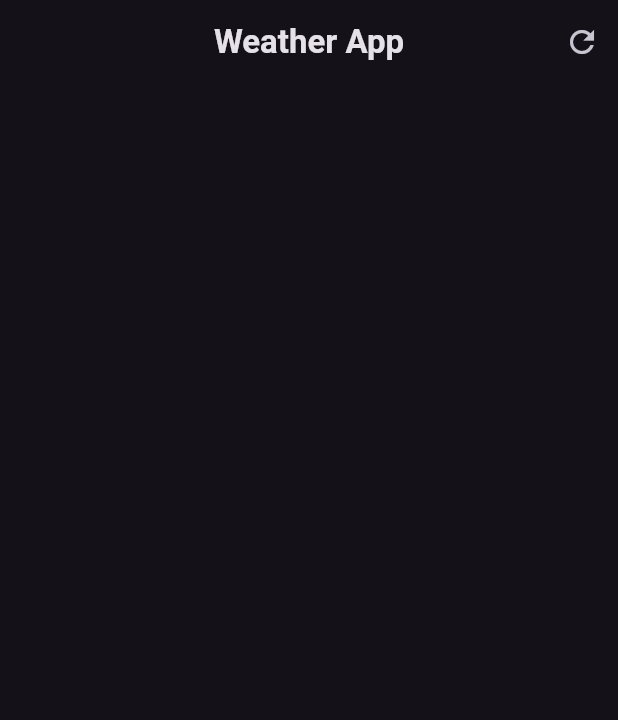
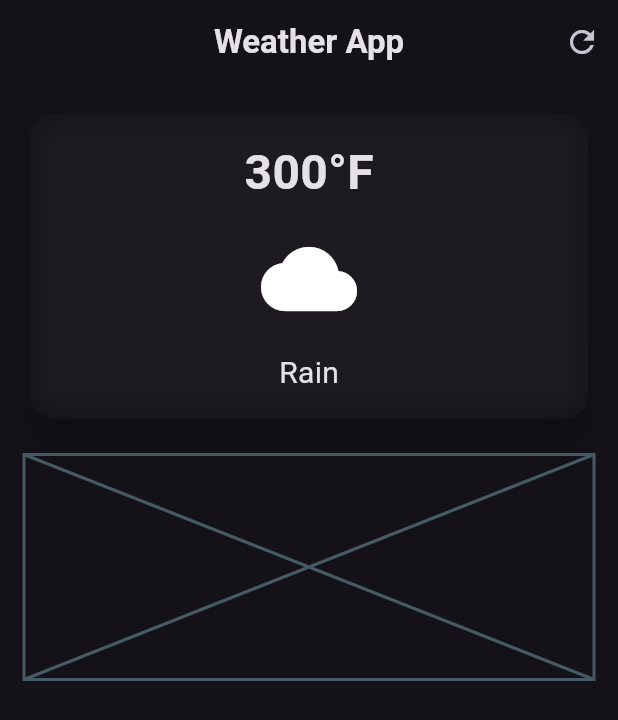
Before and after one commit to abhishekpanwarrr/flutter-weather-app, a Flutter app: the screen it shows after launch, on a phone screen of 412 x 824 dp. Shown: the top 720 px of the screen. Run offline on Flutter 3.47's test engine with Material 2 defaults, Android fonts, the phone set to English and light mode, and no system bars.

Commit message:
Added containers

```diff
--- a/lib/weather_screen.dart
+++ b/lib/weather_screen.dart
@@ -1,3 +1,5 @@
+import 'dart:ui';
+
 import 'package:flutter/material.dart';
 
 class WeatherScreen extends StatelessWidget {
@@ -19,7 +21,68 @@ class WeatherScreen extends StatelessWidget {
           ),
         ],
       ),
-      body: const Column(),
+      body: Padding(
+        padding: EdgeInsets.all(16.0),
+        child: Column(
+          children: [
+            //TODO: main card
+            SizedBox(
+              width: double.infinity,
+              child: Card(
+                elevation: 10,
+                shape: RoundedRectangleBorder(
+                  borderRadius: BorderRadius.circular(16),
+                ),
+                child: ClipRRect(
+                  borderRadius: BorderRadius.circular(16),
+                  child: BackdropFilter(
+                    filter: ImageFilter.blur(sigmaX: 10, sigmaY: 10),
+                    child: const Padding(
+                      padding: EdgeInsets.all(16.0),
+                      child: Column(
+                        children: [
+                          Text(
+                            '300°F',
+                            style: TextStyle(
+                                fontSize: 32, fontWeight: FontWeight.bold),
+                          ),
+                          SizedBox(
+                            height: 16,
+                          ),
+                          Icon(
+                            Icons.cloud,
+                            size: 64,
+                          ),
+                          SizedBox(
+                            height: 16,
+                          ),
+                          Text(
+                            "Rain",
+                            style: TextStyle(
+                              fontSize: 20,
+                            ),
+                          )
+                        ],
+                      ),
+                    ),
+                  ),
+                ),
+              ),
+            ),
+            SizedBox(
+              height: 20,
+            ),
+            // TODO: Weather forecast card
+            Placeholder(
+              fallbackHeight: 150,
+            ),
+            SizedBox(
+              height: 20,
+            ),
+            // TODO: Additional card card
+          ],
+        ),
+      ),
     );
   }
 }
```
